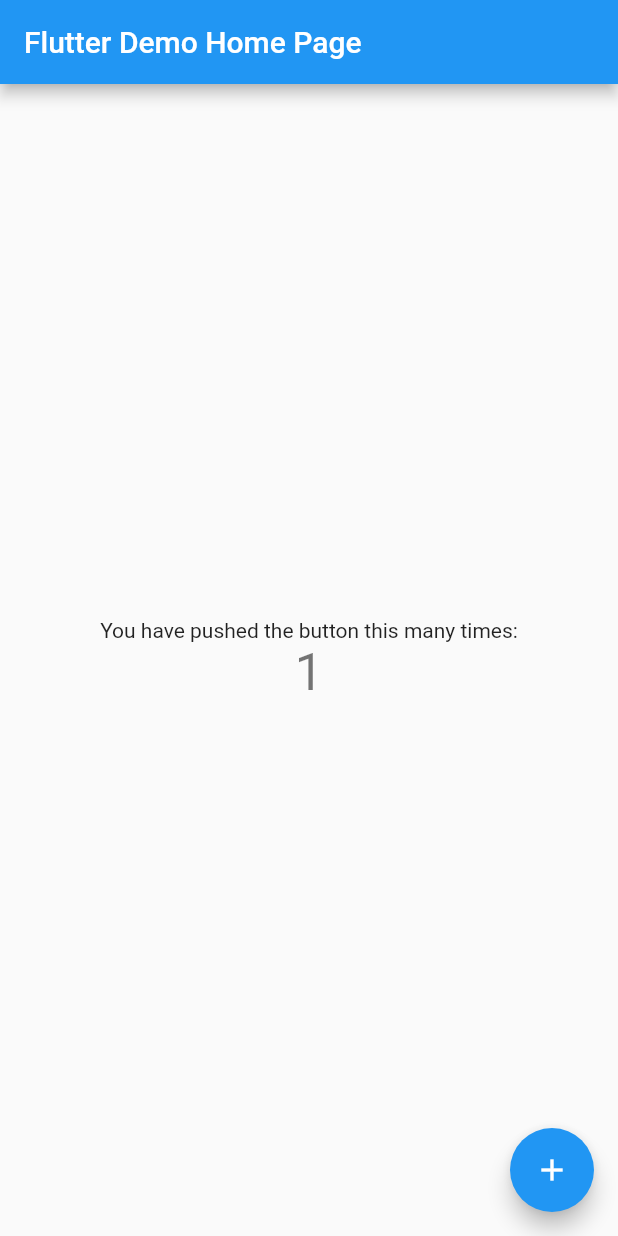
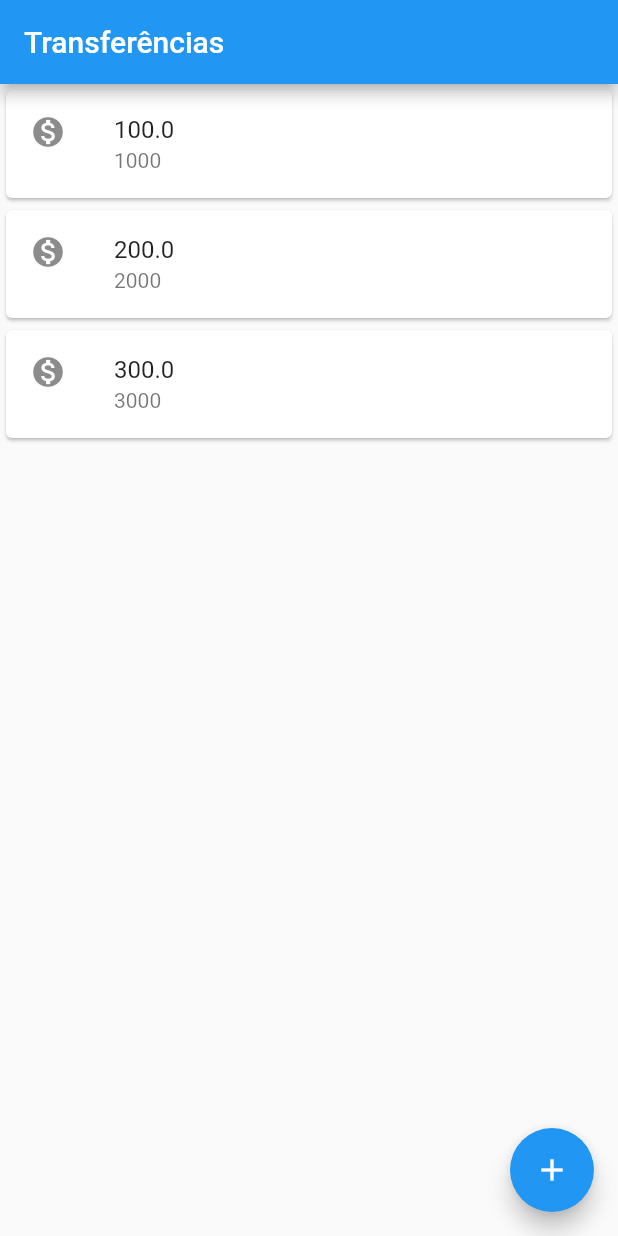
Before and after one commit to darthrodolfo/Bytebank, a Flutter app: the screen it shows after launch, after a tap on the "add" icon, on a phone screen of 412 x 824 dp. Run offline on Flutter 3.47's test engine with Material 2 defaults, Android fonts, the phone set to English and light mode, and no system bars.

Commit message:
Adicionando widgets iniciais

```diff
--- a/lib/main.dart
+++ b/lib/main.dart
@@ -1,117 +1,49 @@
 import 'package:flutter/material.dart';
 
-void main() {
-  runApp(MyApp());
+void main() => runApp(MaterialApp(
+      home: Scaffold(
+        body: ListaTransferencias(),
+        appBar: AppBar(
+          title: Text('Transferências'),
+        ),
+        floatingActionButton: FloatingActionButton(
+          onPressed: () {},
+          child: Icon(Icons.add),
+        ),
+      ),
+    ));
+
+class ListaTransferencias extends StatelessWidget {
+  @override
+  Widget build(BuildContext context) {
+    return Column(children: <Widget>[
+      ItemTransferencia(Transferencia(100.0, 1000)),
+      ItemTransferencia(Transferencia(200.0, 2000)),
+      ItemTransferencia(Transferencia(300.0, 3000)),
+    ]);
+  }
 }
 
-class MyApp extends StatelessWidget {
-  // This widget is the root of your application.
+class ItemTransferencia extends StatelessWidget {
+  final Transferencia _transferencia;
+
+  ItemTransferencia(this._transferencia);
+
   @override
   Widget build(BuildContext context) {
-    return MaterialApp(
-      title: 'Flutter Demo',
-      theme: ThemeData(
-        // This is the theme of your application.
-        //
-        // Try running your application with "flutter run". You'll see the
-        // application has a blue toolbar. Then, without quitting the app, try
-        // changing the primarySwatch below to Colors.green and then invoke
-        // "hot reload" (press "r" in the console where you ran "flutter run",
-        // or simply save your changes to "hot reload" in a Flutter IDE).
-        // Notice that the counter didn't reset back to zero; the application
-        // is not restarted.
-        primarySwatch: Colors.blue,
-        // This makes the visual density adapt to the platform that you run
-        // the app on. For desktop platforms, the controls will be smaller and
-        // closer together (more dense) than on mobile platforms.
-        visualDensity: VisualDensity.adaptivePlatformDensity,
+    return Card(
+      child: ListTile(
+        leading: Icon(Icons.monetization_on),
+        title: Text(_transferencia.valor.toString()),
+        subtitle: Text(_transferencia.numeroConta.toString()),
       ),
-      home: MyHomePage(title: 'Flutter Demo Home Page'),
     );
   }
 }
 
-class MyHomePage extends StatefulWidget {
-  MyHomePage({Key key, this.title}) : super(key: key);
+class Transferencia {
+  final double valor;
+  final int numeroConta;
 
-  // This widget is the home page of your application. It is stateful, meaning
-  // that it has a State object (defined below) that contains fields that affect
-  // how it looks.
-
-  // This class is the configuration for the state. It holds the values (in this
-  // case the title) provided by the parent (in this case the App widget) and
-  // used by the build method of the State. Fields in a Widget subclass are
-  // always marked "final".
-
-  final String title;
-
-  @override
-  _MyHomePageState createState() => _MyHomePageState();
+  Transferencia(this.valor, this.numeroConta);
 }
-
-class _MyHomePageState extends State<MyHomePage> {
-  int _counter = 0;
-
-  void _incrementCounter() {
-    setState(() {
-      // This call to setState tells the Flutter framework that something has
-      // changed in this State, which causes it to rerun the build method below
-      // so that the display can reflect the updated values. If we changed
-      // _counter without calling setState(), then the build method would not be
-      // called again, and so nothing would appear to happen.
-      _counter++;
-    });
-  }
-
-  @override
-  Widget build(BuildContext context) {
-    // This method is rerun every time setState is called, for instance as done
-    // by the _incrementCounter method above.
-    //
-    // The Flutter framework has been optimized to make rerunning build methods
-    // fast, so that you can just rebuild anything that needs updating rather
-    // than having to individually change instances of widgets.
-    return Scaffold(
-      appBar: AppBar(
-        // Here we take the value from the MyHomePage object that was created by
-        // the App.build method, and use it to set our appbar title.
-        title: Text(widget.title),
-      ),
-      body: Center(
-        // Center is a layout widget. It takes a single child and positions it
-        // in the middle of the parent.
-        child: Column(
-          // Column is also a layout widget. It takes a list of children and
-          // arranges them vertically. By default, it sizes itself to fit its
-          // children horizontally, and tries to be as tall as its parent.
-          //
-          // Invoke "debug painting" (press "p" in the console, choose the
-          // "Toggle Debug Paint" action from the Flutter Inspector in Android
-          // Studio, or the "Toggle Debug Paint" command in Visual Studio Code)
-          // to see the wireframe for each widget.
-          //
-          // Column has various properties to control how it sizes itself and
-          // how it positions its children. Here we use mainAxisAlignment to
-          // center the children vertically; the main axis here is the vertical
-          // axis because Columns are vertical (the cross axis would be
-          // horizontal).
-          mainAxisAlignment: MainAxisAlignment.center,
-          children: <Widget>[
-            Text(
-              'You have pushed the button this many times:',
-            ),
-            Text(
-              '$_counter',
-              style: Theme.of(context).textTheme.headline4,
-            ),
-          ],
-        ),
-      ),
-      floatingActionButton: FloatingActionButton(
-        onPressed: _incrementCounter,
-        tooltip: 'Increment',
-        child: Icon(Icons.add),
-      ), // This trailing comma makes auto-formatting nicer for build methods.
-    );
-  }
-}
```
Also changed, not shown: 2 other files.
